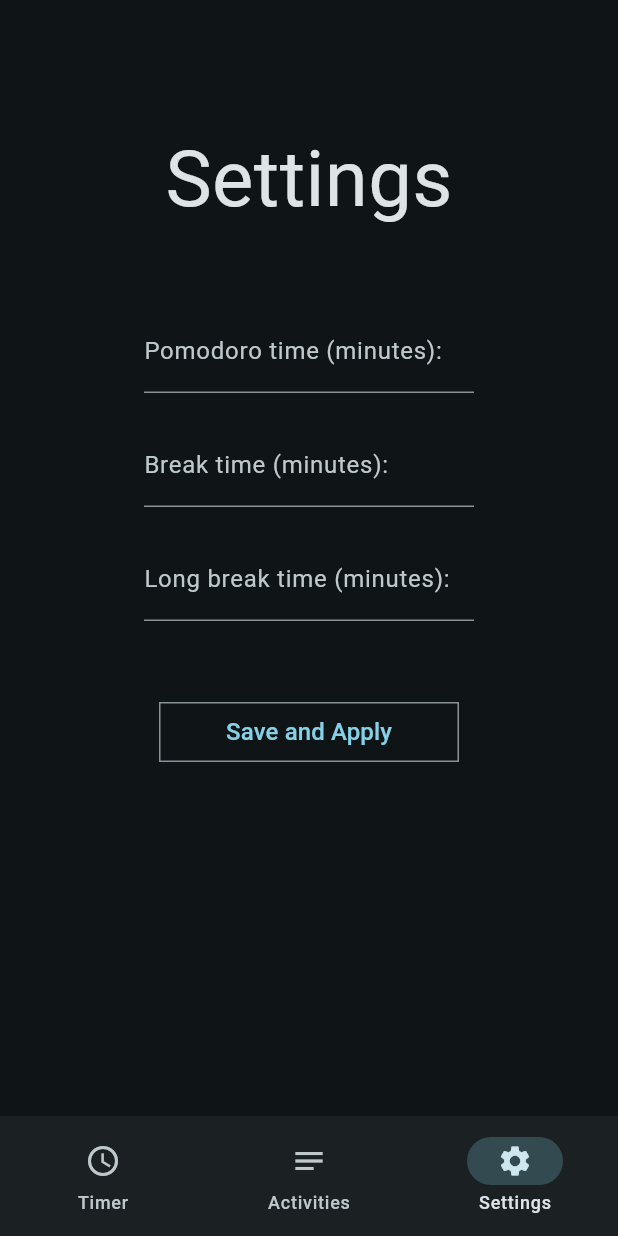
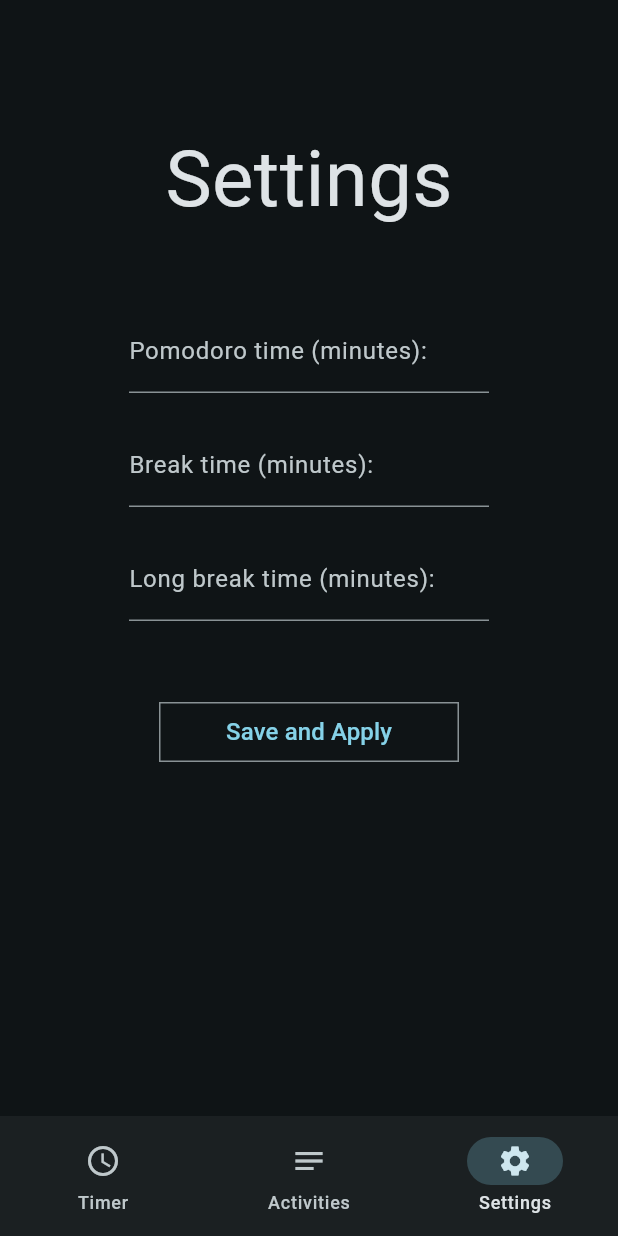
Before and after one commit to strawfervor/PomoSlice, a Flutter app: the screen it shows after launch, item 3 of the bottom bar chosen, on a phone screen of 412 x 824 dp. Run offline on Flutter 3.47's test engine with Material 3 defaults, Android fonts, the phone set to English and light mode, and no system bars; our stand-ins replace audioplayers, flutter_local_notifications, hive_ce, hive_ce_flutter, shared_preferences, vibration; accounts and stored records are empty; statements that could not run were skipped.

Commit message:
fixed styling on the Settings screen

```diff
--- a/lib/setting_screen.dart
+++ b/lib/setting_screen.dart
@@ -55,7 +55,7 @@ class _SettingScreenState extends State<SettingScreen> {
   @override
   Widget build(context) {
     return SingleChildScrollView(
-      child: Padding(padding: EdgeInsets.symmetric(horizontal: 80),
+      child: Padding(padding: EdgeInsets.symmetric(horizontal: 70),
         child: Column(
           children: [
             SizedBox(height: 50,),
```
